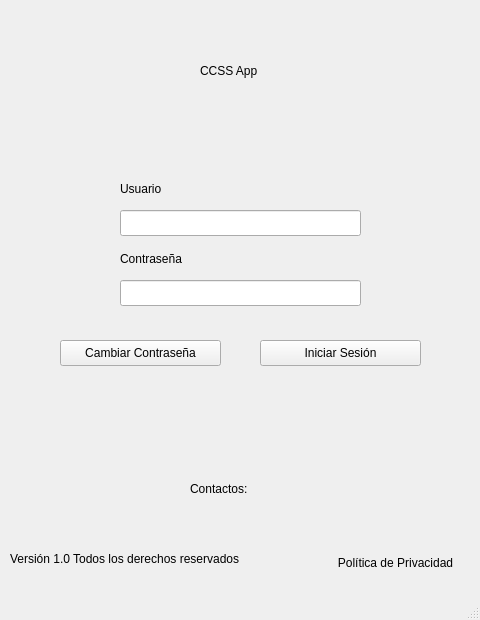
Above: src/firewalls-ui-prototype/loginwindow.ui from andressero/firewalls before the change. Below: the same form after it.
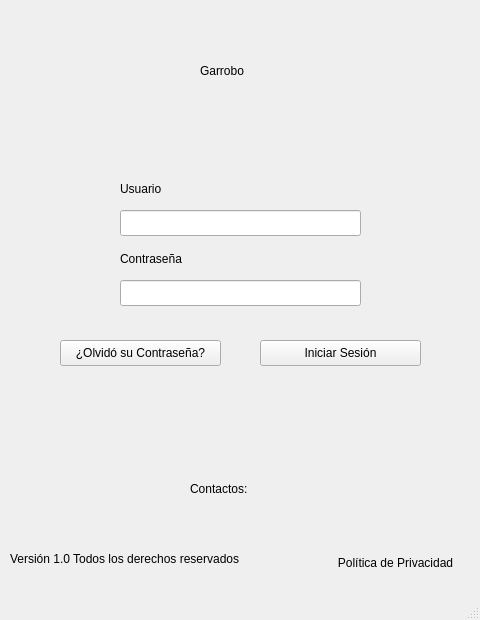
That is the form after the change.

Patch:
```diff
--- a/src/firewalls-ui-prototype/loginwindow.ui
+++ b/src/firewalls-ui-prototype/loginwindow.ui
@@ -37,12 +37,12 @@
      <rect>
       <x>200</x>
       <y>60</y>
-      <width>81</width>
+      <width>101</width>
       <height>21</height>
      </rect>
     </property>
     <property name="text">
-     <string>CCSS App</string>
+     <string>Garrobo</string>
     </property>
    </widget>
    <widget class="QLabel" name="userLabel">
@@ -133,7 +133,7 @@
      <cursorShape>PointingHandCursor</cursorShape>
     </property>
     <property name="text">
-     <string>Cambiar Contraseña</string>
+     <string>¿Olvidó su Contraseña?</string>
     </property>
    </widget>
    <widget class="QPushButton" name="loginButton">
```
Left out of the diff: 2 changed lines with no effect on the pictures.
